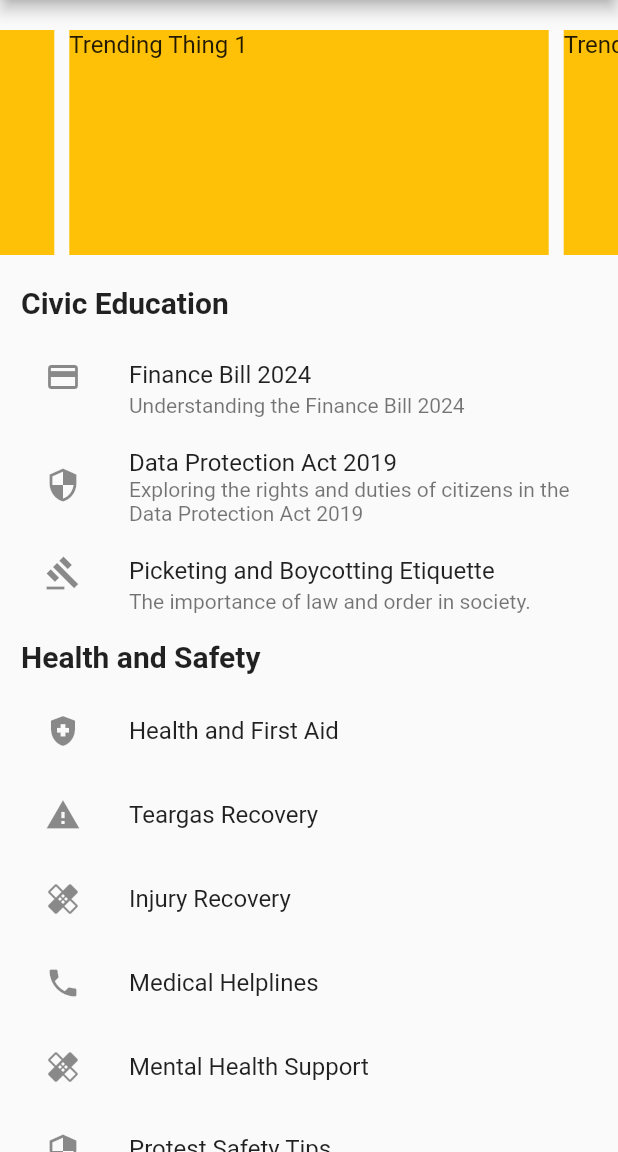
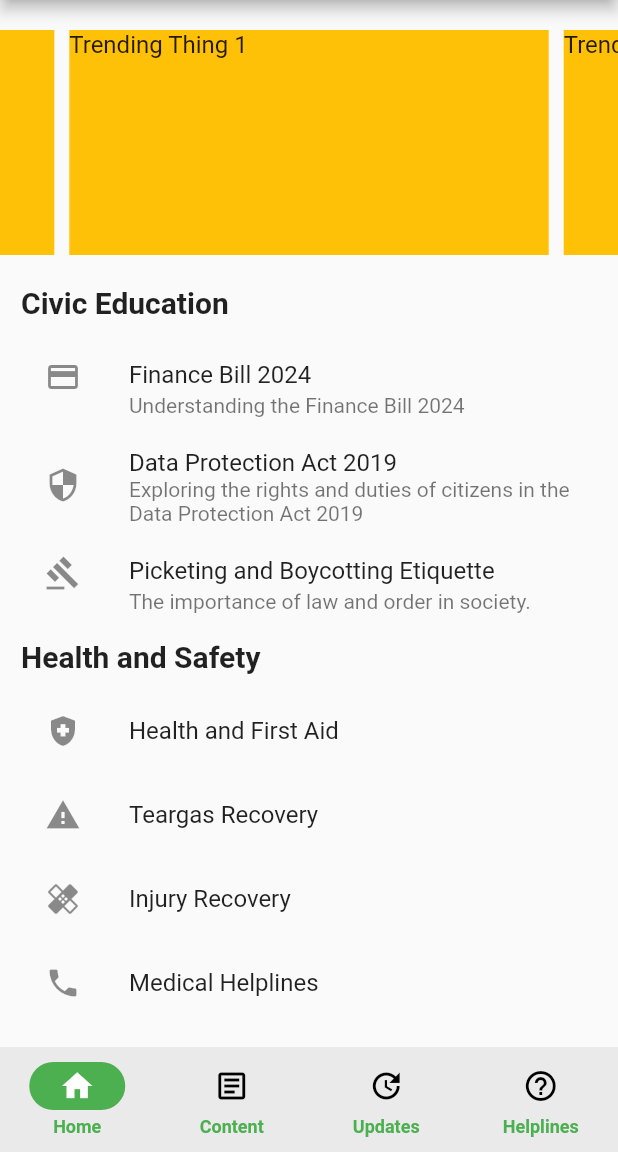
Before and after one commit to Haki-Hub/haki-hub-mobile, a Flutter app: the screen it shows after launch, on a phone screen of 412 x 824 dp, the part 84-1236 px from its top. Run offline on Flutter 3.47's test engine with Material 3 defaults, Android fonts, the phone set to English and light mode, and no system bars; drawn by our look-alikes of carousel_slider.

Commit message:
feat: bottom navigation

```diff
--- a/analysis_options.yaml
+++ b/analysis_options.yaml
@@ -20,3 +20,4 @@ analyzer:
     unused_local_variable: warning
     unnecessary_cast: error
     duplicate_import: error
+    constant_identifier_names: ignore
--- a/lib/main.dart
+++ b/lib/main.dart
@@ -1,13 +1,16 @@
 import 'package:flutter/material.dart';
 import 'package:haki_hub/domain/value_objects/app_colors.dart';
-import 'package:haki_hub/presentation/pages/home_page.dart';
+import 'package:haki_hub/presentation/home/widgets/bottom_navigation.dart';
 
 void main() {
-  runApp(MaterialApp(
+  runApp(
+    MaterialApp(
       debugShowCheckedModeBanner: false,
       theme: ThemeData(
         primaryColor: AppColors.secondaryColor,
         useMaterial3: false,
       ),
-      home: const HomePage()));
+      home: const BottomNavigation(),
+    ),
+  );
 }
--- /dev/null
+++ b/lib/presentation/content/updates.dart
@@ -0,0 +1,21 @@
+import 'package:flutter/material.dart';
+import 'package:haki_hub/presentation/shared/app_scaffold.dart';
+
+class Updates extends StatelessWidget {
+  const Updates({super.key});
+
+  @override
+  Widget build(BuildContext context) {
+    return const AppScaffold(
+      title: 'Protest Updates',
+      body: SingleChildScrollView(
+        child: Padding(
+          padding: EdgeInsets.all(16.0),
+          child: Column(
+            children: [],
+          ),
+        ),
+      ),
+    );
+  }
+}
--- a/lib/presentation/pages/home_page.dart
+++ b/lib/presentation/home/pages/home_page.dart
@@ -10,6 +10,7 @@ class HomePage extends StatelessWidget {
   @override
   Widget build(BuildContext context) {
     return AppScaffold(
+      title: 'Haki Hub',
       body: SingleChildScrollView(
         child: Column(
           crossAxisAlignment: CrossAxisAlignment.start,
--- /dev/null
+++ b/lib/presentation/home/widgets/bottom_navigation.dart
@@ -0,0 +1,103 @@
+import 'package:flutter/material.dart';
+import 'package:haki_hub/presentation/Helplines/helpline.dart';
+import 'package:haki_hub/presentation/content/content.dart';
+import 'package:haki_hub/presentation/content/updates.dart';
+import 'package:haki_hub/presentation/home/pages/home_page.dart';
+
+class BottomNavigation extends StatefulWidget {
+  const BottomNavigation({super.key});
+
+  @override
+  State<BottomNavigation> createState() => _BottomNavigationState();
+}
+
+class _BottomNavigationState extends State<BottomNavigation> {
+  int _selectedPageIndex = 0;
+
+  void _selectPage(int index) {
+    setState(() {
+      _selectedPageIndex = index;
+    });
+  }
+
+  // Home page, Content, Updates, Helplines
+  final List<Widget> _pages = const [
+    HomePage(),
+    Content(),
+    Updates(),
+    Helpline(),
+  ];
+
+  @override
+  Widget build(BuildContext context) {
+    return Scaffold(
+      body: _pages[_selectedPageIndex],
+      bottomNavigationBar: NavigationBarTheme(
+        data: const NavigationBarThemeData(
+          labelTextStyle: WidgetStatePropertyAll(
+            TextStyle(
+              color: Colors.green,
+              fontWeight: FontWeight.w700,
+              fontSize: 12,
+            ),
+          ),
+        ),
+        child: NavigationBar(
+          height: 70,
+          surfaceTintColor: Colors.green,
+          indicatorColor: Colors.green,
+          selectedIndex: _selectedPageIndex,
+          onDestinationSelected: _selectPage,
+          animationDuration: const Duration(seconds: 2),
+          labelBehavior: NavigationDestinationLabelBehavior.alwaysShow,
+          destinations: const [
+            NavigationDestination(
+              icon: Icon(
+                Icons.home_outlined,
+                color: Colors.black,
+              ),
+              selectedIcon: Icon(
+                Icons.home,
+                color: Colors.white,
+              ),
+              label: 'Home',
+            ),
+            NavigationDestination(
+              icon: Icon(
+                Icons.article_outlined,
+                color: Colors.black,
+              ),
+              selectedIcon: Icon(
+                Icons.article,
+                color: Colors.white,
+              ),
+              label: 'Content',
+            ),
+            NavigationDestination(
+              icon: Icon(
+                Icons.update_outlined,
+                color: Colors.black,
+              ),
+              selectedIcon: Icon(
+                Icons.update,
+                color: Colors.white,
+              ),
+              label: 'Updates',
+            ),
+            NavigationDestination(
+              icon: Icon(
+                Icons.help_outline,
+                color: Colors.black,
+              ),
+              selectedIcon: Icon(
+                Icons.help,
+                color: Colors.white,
+              ),
+              label: 'Helplines',
+            ),
+          ],
+        ),
+      ),
+    );
+  }
+}
--- a/lib/presentation/shared/app_scaffold.dart
+++ b/lib/presentation/shared/app_scaffold.dart
@@ -1,15 +1,20 @@
 import 'package:flutter/material.dart';
 
 class AppScaffold extends StatelessWidget {
-  const AppScaffold({super.key, required this.body});
+  const AppScaffold({
+    super.key,
+    required this.body,
+    required this.title,
+  });
 
   final Widget body;
+  final String title;
   @override
   Widget build(BuildContext context) {
     return Scaffold(
         appBar: AppBar(
           backgroundColor: Theme.of(context).primaryColor,
-          title: const Text('Haki Hub'),
+          title: Text(title),
         ),
         body: body);
   }
```
Also changed, not shown: lib/presentation/Helplines/helpline.dart (added, +21 -0 lines), lib/presentation/content/content.dart (added, +21 -0 lines), lib/presentation/health_safety/health_safety.dart (added, +21 -0 lines).
